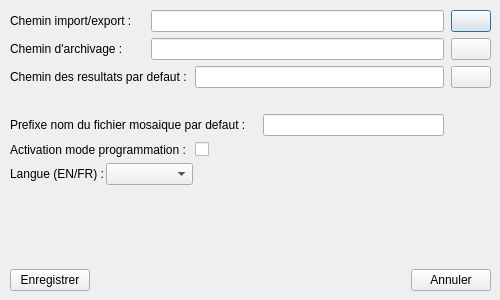
Qt form Src/MatisseServer/ui/PreferencesDialog.ui (IfremerUnderwater/Matisse) before a commit.
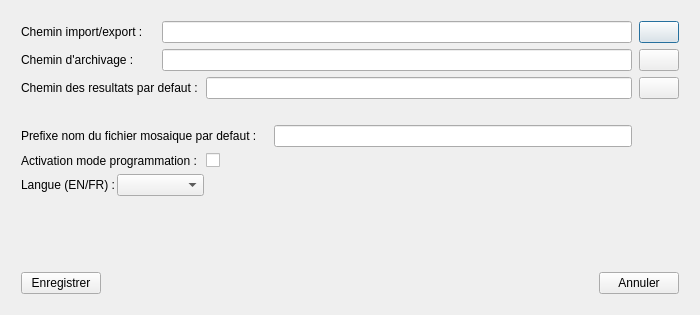
The same form after that commit. Icons and pictures are not drawn.

```diff
--- a/Src/MatisseServer/ui/PreferencesDialog.ui
+++ b/Src/MatisseServer/ui/PreferencesDialog.ui
@@ -6,10 +6,16 @@
    <rect>
     <x>0</x>
     <y>0</y>
-    <width>500</width>
-    <height>300</height>
+    <width>700</width>
+    <height>315</height>
    </rect>
   </property>
+  <property name="sizePolicy">
+   <sizepolicy hsizetype="Fixed" vsizetype="Fixed">
+    <horstretch>0</horstretch>
+    <verstretch>0</verstretch>
+   </sizepolicy>
+  </property>
   <property name="windowTitle">
    <string>Fenetre configuration de l'application</string>
   </property>
@@ -17,15 +23,8 @@
    <iconset resource="resources/resources.qrc">
     <normaloff>:/png/ifremer-grand.png</normaloff>:/png/ifremer-grand.png</iconset>
   </property>
-  <widget class="QWidget" name="layoutWidget">
-   <property name="geometry">
-    <rect>
-     <x>0</x>
-     <y>0</y>
-     <width>501</width>
-     <height>301</height>
-    </rect>
-   </property>
+  <layout class="QVBoxLayout" name="verticalLayout_2">
+   <item>
    <layout class="QVBoxLayout" name="verticalLayout">
     <property name="leftMargin">
      <number>10</number>
@@ -242,7 +241,8 @@
      </layout>
     </item>
    </layout>
-  </widget>
+   </item>
+  </layout>
  </widget>
  <resources>
   <include location="icons.qrc"/>
```
Left out of the diff: 2 changed lines with no effect on the pictures. Lines whose indentation alone changed are shown as unchanged.
